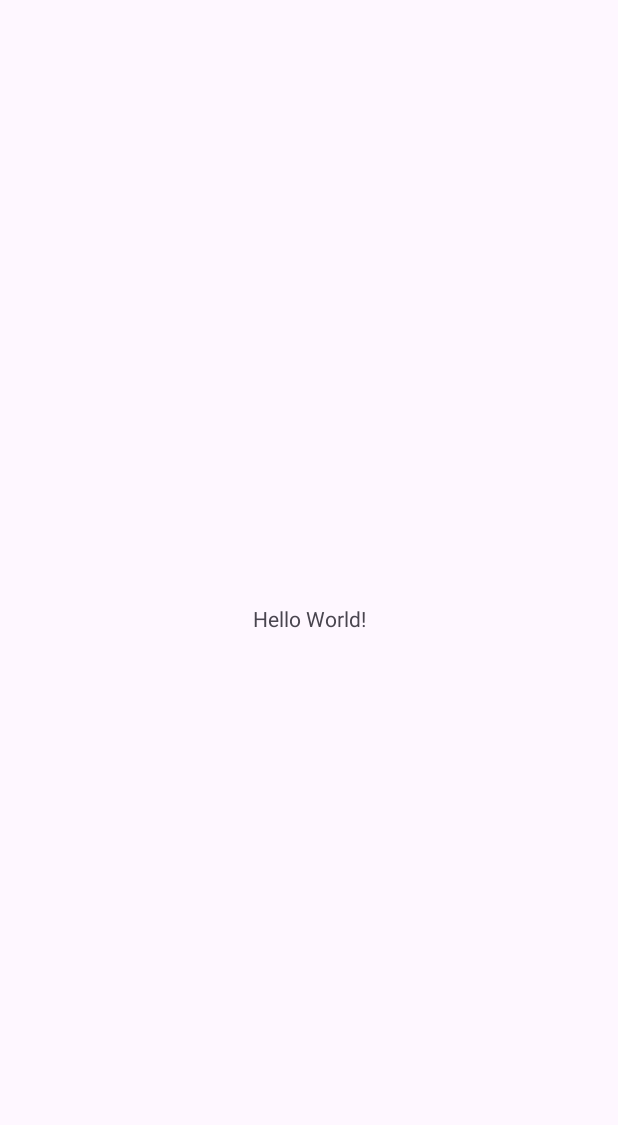
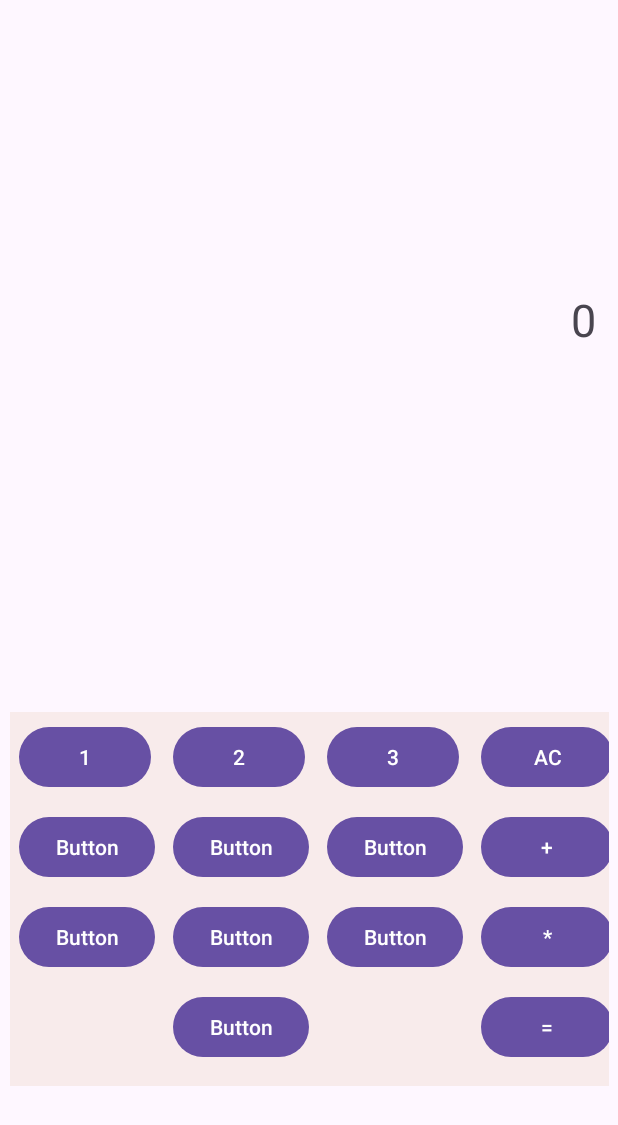
Before and after one commit to FTHKIT2/CalculatorAppTest20250611, an Android app: the screen it shows after launch (MainActivity), on a phone screen of 412 x 824 dp. Before the commit the part shown is almost empty. Shown: the top 1125 px of the screen. Run offline under Robolectric (Android 15) with nearby library versions, the phone set to English and light mode, and no system bars.

Commit message:
1546_20250611_button1

```diff
--- a/app/build.gradle
+++ b/app/build.gradle
@@ -34,6 +34,7 @@ dependencies {
     implementation libs.material
     implementation libs.activity
     implementation libs.constraintlayout
+    implementation libs.gridlayout
     testImplementation libs.junit
     androidTestImplementation libs.ext.junit
     androidTestImplementation libs.espresso.core
--- a/app/src/main/java/com/example/calculatorapptest20250611/MainActivity.java
+++ b/app/src/main/java/com/example/calculatorapptest20250611/MainActivity.java
@@ -7,6 +7,9 @@ import androidx.appcompat.app.AppCompatActivity;
 import androidx.core.graphics.Insets;
 import androidx.core.view.ViewCompat;
 import androidx.core.view.WindowInsetsCompat;
+
+import android.view.View;
+import android.widget.*;
 
 public class MainActivity extends AppCompatActivity {
 
@@ -20,5 +23,17 @@ public class MainActivity extends AppCompatActivity {
             v.setPadding(systemBars.left, systemBars.top, systemBars.right, systemBars.bottom);
             return insets;
         });
+
+
+        Button button1=findViewById(R.id.button1);
+        TextView result=findViewById(R.id.result);
+        button1.setOnClickListener(new View.OnClickListener(){
+            @Override
+            public void onClick(View v){
+                String x=result.getText().toString()+"1";
+                result.setText(x);
+            }
+        });
     }
+
 }
--- a/app/src/main/res/layout/activity_main.xml
+++ b/app/src/main/res/layout/activity_main.xml
@@ -7,13 +7,153 @@
     android:layout_height="match_parent"
     tools:context=".MainActivity">
 
+    <androidx.gridlayout.widget.GridLayout
+        android:id="@+id/gridLayout"
+        android:layout_width="399dp"
+        android:layout_height="249dp"
+        android:layout_marginBottom="100dp"
+        android:background="#F8EBEB"
+        app:layout_constraintBottom_toBottomOf="parent"
+        app:layout_constraintEnd_toEndOf="parent"
+        app:layout_constraintStart_toStartOf="parent">
+
+        <Button
+            android:id="@+id/button1"
+            android:layout_width="wrap_content"
+            android:layout_height="wrap_content"
+            android:layout_margin="6dp"
+            android:text="1"
+            app:layout_column="0"
+            app:layout_row="0" />
+
+        <Button
+            android:id="@+id/button2"
+            android:layout_width="wrap_content"
+            android:layout_margin="6dp"
+            android:layoutDirection="inherit"
+            android:text="2"
+            app:layout_column="1"
+            app:layout_row="0" />
+
+        <Button
+            android:id="@+id/button3"
+            android:layout_width="wrap_content"
+            android:layout_height="wrap_content"
+            android:layout_margin="6dp"
+            android:text="3"
+            app:layout_column="2"
+            app:layout_row="0" />
+
+        <Button
+            android:id="@+id/button22"
+            android:layout_width="wrap_content"
+            android:layout_height="wrap_content"
+            android:layout_margin="6dp"
+            android:text="Button"
+            app:layout_column="0"
+            app:layout_row="1" />
+
+        <Button
+            android:id="@+id/button23"
+            android:layout_width="wrap_content"
+            android:layout_height="wrap_content"
+            android:layout_margin="6dp"
+            android:text="Button"
+            app:layout_column="1"
+            app:layout_row="1" />
+
+        <Button
+            android:id="@+id/button24"
+            android:layout_width="wrap_content"
+            android:layout_height="wrap_content"
+            android:layout_margin="6dp"
+            android:text="Button"
+            app:layout_column="2"
+            app:layout_row="1" />
+
+        <Button
+            android:id="@+id/button25"
+            android:layout_width="wrap_content"
+            android:layout_height="wrap_content"
+            android:layout_margin="6dp"
+            android:text="Button"
+            app:layout_column="0"
+            app:layout_row="2" />
+
+        <Button
+            android:id="@+id/button26"
+            android:layout_width="wrap_content"
+            android:layout_height="wrap_content"
+            android:layout_margin="6dp"
+            android:text="Button"
+            app:layout_column="1"
+            app:layout_row="2" />
+
+        <Button
+            android:id="@+id/button27"
+            android:layout_width="wrap_content"
+            android:layout_height="wrap_content"
+            android:layout_margin="6dp"
+            android:text="Button"
+            app:layout_column="2"
+            app:layout_row="2" />
+
+        <Button
+            android:id="@+id/button28"
+            android:layout_width="wrap_content"
+            android:layout_height="wrap_content"
+            android:layout_margin="6dp"
+            android:text="Button"
+            app:layout_column="1"
+            app:layout_row="3" />
+
+        <Button
+            android:id="@+id/buttonAC"
+            android:layout_width="wrap_content"
+            android:layout_height="wrap_content"
+            android:layout_margin="6dp"
+            android:text="AC"
+            app:layout_column="3"
+            app:layout_row="0" />
+
+        <Button
+            android:id="@+id/buttonAdd"
+            android:layout_width="wrap_content"
+            android:layout_height="wrap_content"
+            android:layout_margin="6dp"
+            android:text="+"
+            app:layout_column="3"
+            app:layout_row="1" />
+
+        <Button
+            android:id="@+id/buttonMultiply"
+            android:layout_width="wrap_content"
+            android:layout_height="wrap_content"
+            android:layout_margin="6dp"
+            android:text="*"
+            app:layout_column="3"
+            app:layout_row="2" />
+
+        <Button
+            android:id="@+id/buttonEqual"
+            android:layout_width="wrap_content"
+            android:layout_height="wrap_content"
+            android:layout_margin="6dp"
+            android:text="="
+            app:layout_column="3"
+            app:layout_row="3" />
+    </androidx.gridlayout.widget.GridLayout>
+
     <TextView
-        android:layout_width="wrap_content"
-        android:layout_height="wrap_content"
-        android:text="Hello World!"
-        app:layout_constraintBottom_toBottomOf="parent"
+        android:id="@+id/result"
+        android:layout_width="394dp"
+        android:layout_height="101dp"
+        android:padding="6dp"
+        android:text="0"
+        android:textDirection="rtl"
+        android:textSize="30sp"
+        app:layout_constraintBottom_toTopOf="@+id/gridLayout"
         app:layout_constraintEnd_toEndOf="parent"
         app:layout_constraintStart_toStartOf="parent"
         app:layout_constraintTop_toTopOf="parent" />
-
 </androidx.constraintlayout.widget.ConstraintLayout>
--- a/gradle/libs.versions.toml
+++ b/gradle/libs.versions.toml
@@ -7,6 +7,7 @@ appcompat = "1.7.1"
 material = "1.12.0"
 activity = "1.10.1"
 constraintlayout = "2.2.1"
+gridlayout = "1.1.0"
 
 [libraries]
 junit = { group = "junit", name = "junit", version.ref = "junit" }
@@ -16,6 +17,7 @@ appcompat = { group = "androidx.appcompat", name = "appcompat", version.ref = "a
 material = { group = "com.google.android.material", name = "material", version.ref = "material" }
 activity = { group = "androidx.activity", name = "activity", version.ref = "activity" }
 constraintlayout = { group = "androidx.constraintlayout", name = "constraintlayout", version.ref = "constraintlayout" }
+gridlayout = { group = "androidx.gridlayout", name = "gridlayout", version.ref = "gridlayout" }
 
 [plugins]
 android-application = { id = "com.android.application", version.ref = "agp" }
```
